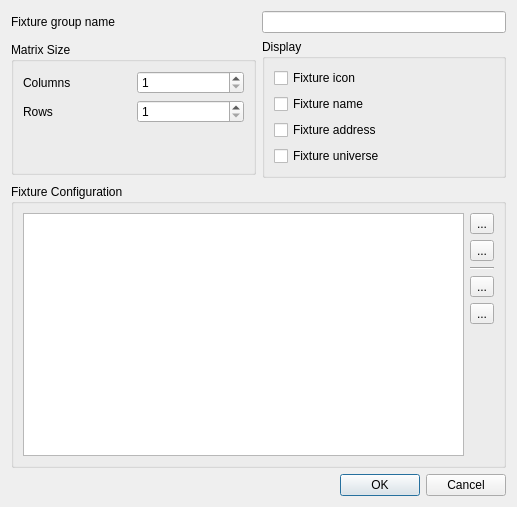
First picture: the form in trunk/ui/src/fixturegroupeditor.ui, repository Bondzio/qlc, before the edit.
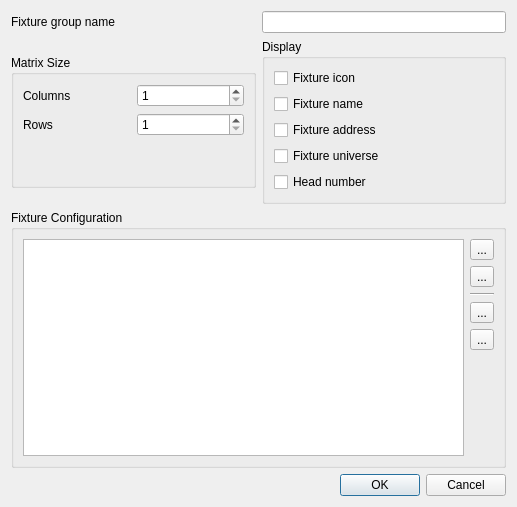
Second picture: the form after the edit. Icons and pictures are not drawn.

What changed in the file:
```diff
--- a/trunk/ui/src/fixturegroupeditor.ui
+++ b/trunk/ui/src/fixturegroupeditor.ui
@@ -133,6 +133,13 @@
           </property>
          </widget>
         </item>
+        <item>
+         <widget class="QCheckBox" name="m_displayHeadCheck">
+          <property name="text">
+           <string>Head number</string>
+          </property>
+         </widget>
+        </item>
        </layout>
       </widget>
      </item>
```
